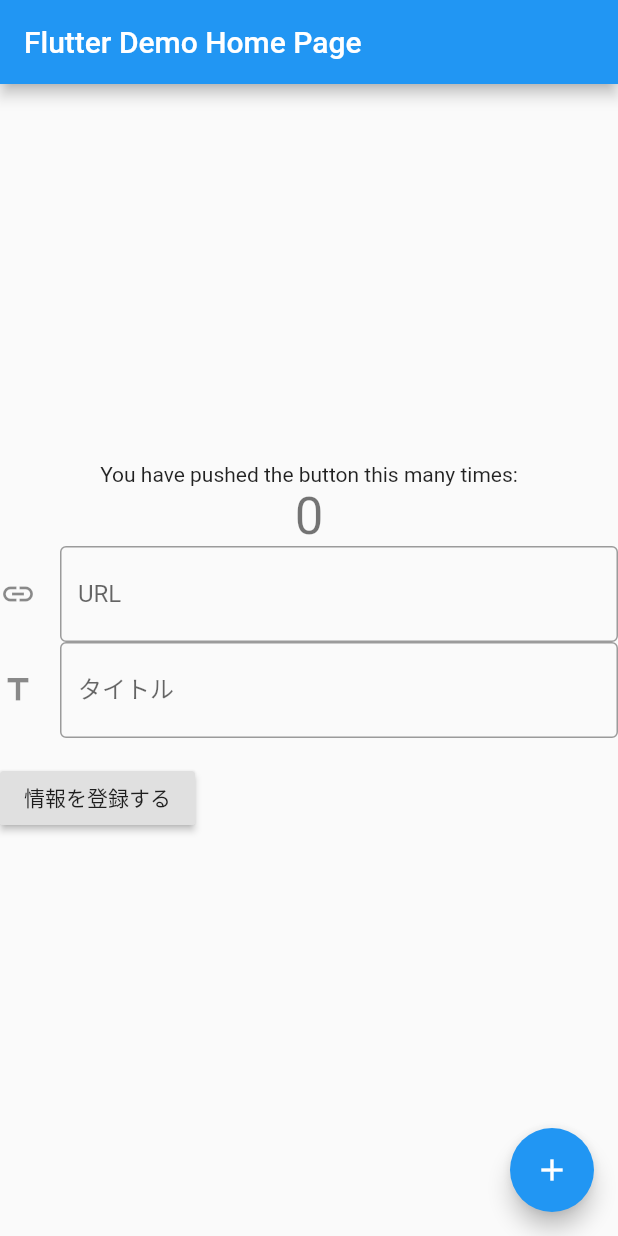
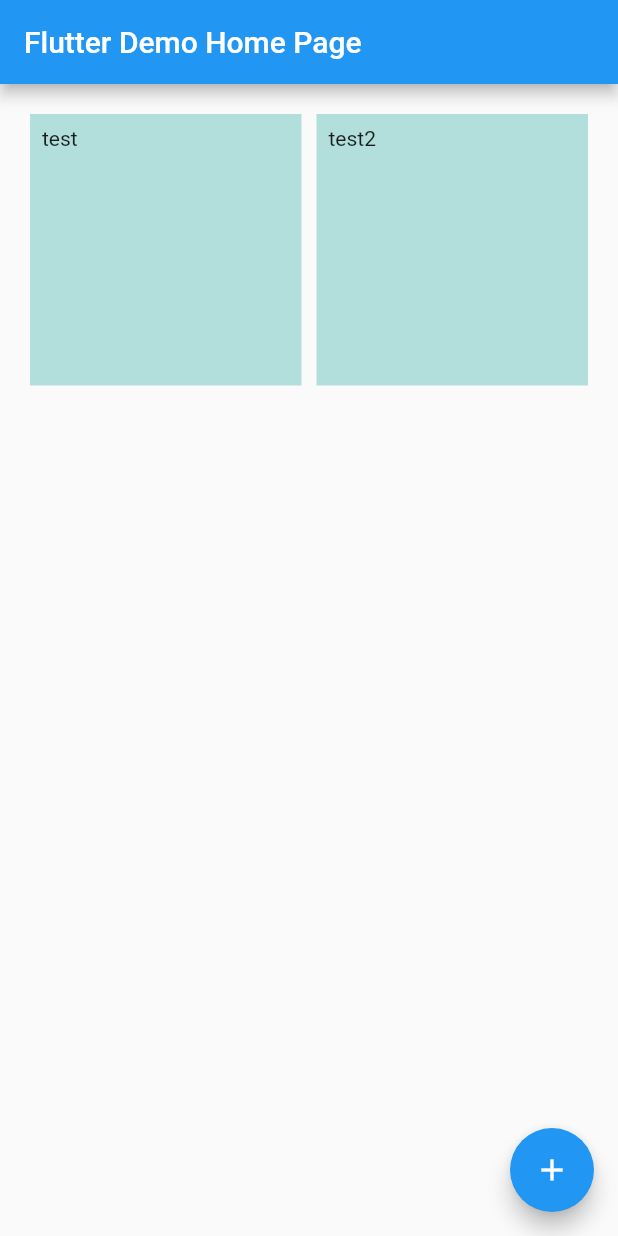
Before and after one commit to itomakiweb-corp/itomakiweb, a Flutter app: the screen it shows after launch, on a phone screen of 412 x 824 dp. Run offline on Flutter 3.47's test engine with Material 2 defaults, Android fonts, the phone set to English and light mode, and no system bars; our stand-ins replace cloud_firestore; accounts and stored records are empty.

Commit message:
show bookmarkit base

```diff
--- a/901-products/bookmarkit/lib/main.dart
+++ b/901-products/bookmarkit/lib/main.dart
@@ -1,6 +1,19 @@
 import 'package:flutter/material.dart';
 import 'package:cloud_firestore/cloud_firestore.dart';
+import 'package:flutter/rendering.dart';
 
+const bookmarkItems = [
+  {
+    'title': 'test',
+    'titleShort': 'test',
+    'url': 'https://hemino.com/',
+  },
+  {
+    'title': 'test2',
+    'titleShort': 'test',
+    'url': 'https://hemino.com/',
+  },
+];
 
 void main() {
   runApp(MyApp());
@@ -79,10 +92,10 @@ class _MyHomePageState extends State<MyHomePage> {
         // the App.build method, and use it to set our appbar title.
         title: Text(widget.title),
       ),
+      body: BookmarkViewer(),
       /*
       body: BookList(),
       body: WidgetSample(),
-      */
       body: Center(
         // Center is a layout widget. It takes a single child and positions it
         // in the middle of the parent.
@@ -124,10 +137,12 @@ class _MyHomePageState extends State<MyHomePage> {
               ),
             ),
             */
+            //BookmarkViewer(),
             BookmarkEditor(),
           ],
         ),
       ),
+      */
       floatingActionButton: FloatingActionButton(
         onPressed: _incrementCounter,
         tooltip: 'Increment',
@@ -143,13 +158,14 @@ class BookList extends StatelessWidget {
     return StreamBuilder<QuerySnapshot>(
       stream: Firestore.instance.collection('books').snapshots(),
       builder: (BuildContext context, AsyncSnapshot<QuerySnapshot> snapshot) {
-        if (snapshot.hasError)
-          return new Text('Error: ${snapshot.error}');
+        if (snapshot.hasError) return new Text('Error: ${snapshot.error}');
         switch (snapshot.connectionState) {
-          case ConnectionState.waiting: return new Text('Loading...');
+          case ConnectionState.waiting:
+            return new Text('Loading...');
           default:
             return new ListView(
-              children: snapshot.data.documents.map((DocumentSnapshot document) {
+              children:
+                  snapshot.data.documents.map((DocumentSnapshot document) {
                 return new ListTile(
                   title: new Text(document['title']),
                   subtitle: new Text(document['author']),
@@ -162,10 +178,36 @@ class BookList extends StatelessWidget {
   }
 }
 
+class BookmarkViewer extends StatefulWidget {
+  @override
+  BookmarkViewerState createState() => BookmarkViewerState();
+}
+
+class BookmarkViewerState extends State<BookmarkViewer> {
+  @override
+  Widget build(BuildContext context) {
+    return GridView.count(
+      primary: false,
+      padding: const EdgeInsets.all(20),
+      crossAxisSpacing: 10,
+      mainAxisSpacing: 10,
+      crossAxisCount: 2,
+      children: bookmarkItems.map((bookmarkItem) {
+        return Container(
+          padding: const EdgeInsets.all(8),
+          child: Text("${bookmarkItem['title']}"),
+          color: Colors.teal[100],
+        );
+      }).toList(),
+    );
+  }
+}
+
 class BookmarkEditor extends StatefulWidget {
   @override
   BookmarkEditorState createState() => BookmarkEditorState();
 }
+
 class BookmarkEditorState extends State<BookmarkEditor> {
   final _formKey = GlobalKey<FormState>();
   String _url = '';
@@ -224,15 +266,14 @@ class BookmarkEditorState extends State<BookmarkEditor> {
                 if (_formKey.currentState.validate()) {
                   // 以下メソッド呼び出し後、onSavedが呼び出される
                   this._formKey.currentState.save();
-                  Firestore.instance.collection('books').document()
-                    .setData({
-                      'url': this._url,
-                      'title': this._titleShort,
-                      /*
+                  Firestore.instance.collection('books').document().setData({
+                    'url': this._url,
+                    'title': this._titleShort,
+                    /*
                       'url': '$_url',
                       'title': '$_titleShort',
                       */
-                    });
+                  });
                 }
               },
               child: Text('情報を登録する'),
```
Also changed, not shown: 1 other file.
